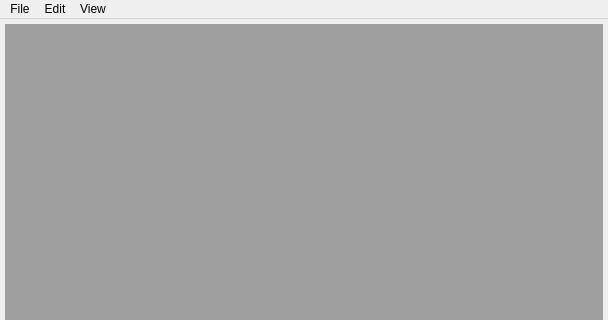
Before: the Qt Designer form Dev/ExpIA/mainwindow.ui in samhu1989/DevBundle, drawn with Qt 5; both pictures show x 0 to 608 and y 0 to 320 of the 608 by 489 pixel window.
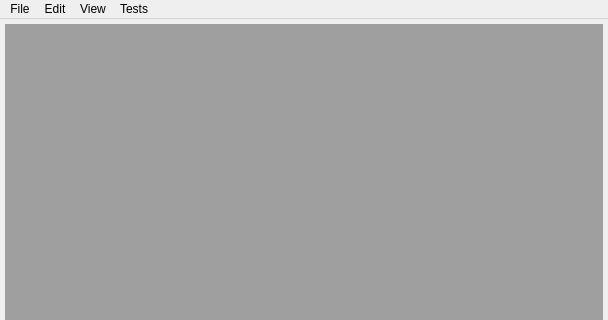
After: the same form once the commit is applied.

```diff
--- a/Dev/ExpIA/mainwindow.ui
+++ b/Dev/ExpIA/mainwindow.ui
@@ -109,9 +109,16 @@
     <addaction name="actionSupervoxel_Color"/>
     <addaction name="actionFeature_View"/>
    </widget>
+   <widget class="QMenu" name="menuTests">
+    <property name="title">
+     <string>Tests</string>
+    </property>
+    <addaction name="actionLAPACKE_dggsvd"/>
+   </widget>
    <addaction name="menuFile"/>
    <addaction name="menuEdit"/>
    <addaction name="menuReplay"/>
+   <addaction name="menuTests"/>
   </widget>
   <widget class="QStatusBar" name="statusBar"/>
   <action name="actionOpen_Inputs">
```
Left out of the diff: 5 changed lines with no effect on the pictures.
